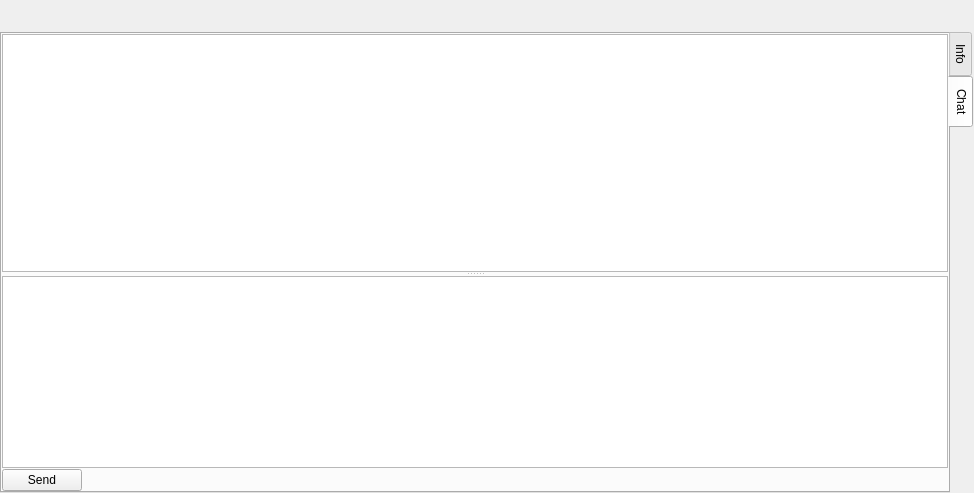
Old version of the form AddressBook/ContactView.ui in the repository InvictusInnovations/keyhotee.
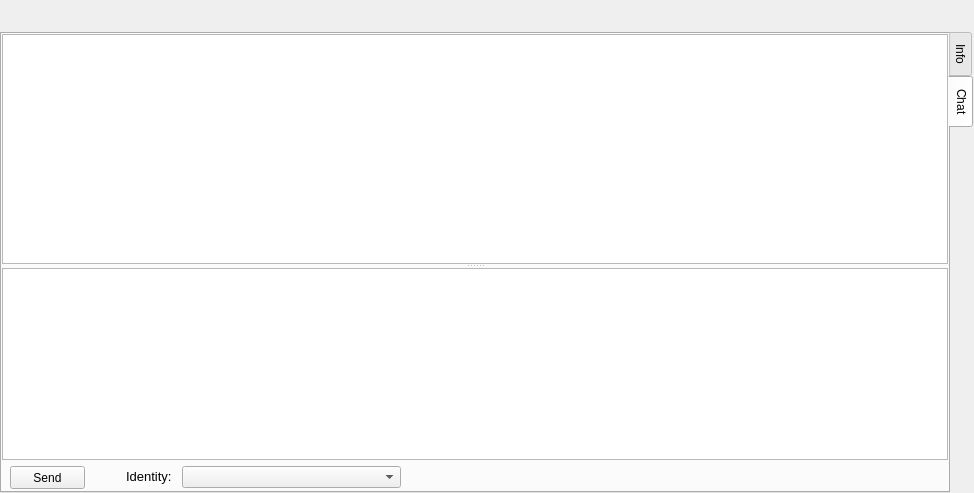
New version of the form. The open tabs and pages were chosen to show the change. Icons and pictures are not drawn. Custom widgets are drawn as their Qt base class.

Commit message: Fixed: Lack of choice of identity during the sending the chat message #332

```diff
--- a/AddressBook/ContactView.ui
+++ b/AddressBook/ContactView.ui
@@ -671,23 +671,6 @@
        <property name="spacing">
         <number>0</number>
        </property>
-       <item row="1" column="0">
-        <widget class="QPushButton" name="sendButton">
-         <property name="sizePolicy">
-          <sizepolicy hsizetype="Fixed" vsizetype="Fixed">
-           <horstretch>0</horstretch>
-           <verstretch>0</verstretch>
-          </sizepolicy>
-         </property>
-         <property name="toolTip">
-          <string>Allows to send message
-Enter</string>
-         </property>
-         <property name="text">
-          <string>Send</string>
-         </property>
-        </widget>
-       </item>
        <item row="0" column="0">
         <widget class="QWidget" name="widget" native="true">
          <property name="sizePolicy">
@@ -731,6 +714,85 @@
             <widget class="QPlainTextEdit" name="chat_input"/>
            </widget>
           </item>
+          <item row="1" column="0">
+           <widget class="QWidget" name="widget_3" native="true">
+            <property name="minimumSize">
+             <size>
+              <width>0</width>
+              <height>30</height>
+             </size>
+            </property>
+            <widget class="QPushButton" name="sendButton">
+             <property name="enabled">
+              <bool>true</bool>
+             </property>
+             <property name="geometry">
+              <rect>
+               <x>8</x>
+               <y>6</y>
+               <width>75</width>
+               <height>23</height>
+              </rect>
+             </property>
+             <property name="sizePolicy">
+              <sizepolicy hsizetype="Fixed" vsizetype="Fixed">
+               <horstretch>0</horstretch>
+               <verstretch>0</verstretch>
+              </sizepolicy>
+             </property>
+             <property name="toolTip">
+              <string>Allows to send message
+Enter</string>
+             </property>
+             <property name="text">
+              <string>Send</string>
+             </property>
+            </widget>
+            <widget class="QComboBox" name="currentIdentity">
+             <property name="geometry">
+              <rect>
+               <x>180</x>
+               <y>6</y>
+               <width>219</width>
+               <height>22</height>
+              </rect>
+             </property>
+             <property name="sizePolicy">
+              <sizepolicy hsizetype="Fixed" vsizetype="Fixed">
+               <horstretch>0</horstretch>
+               <verstretch>0</verstretch>
+              </sizepolicy>
+             </property>
+             <property name="minimumSize">
+              <size>
+               <width>200</width>
+               <height>0</height>
+              </size>
+             </property>
+             <property name="toolTip">
+              <string>Allows to select the identity of which will be sent message</string>
+             </property>
+            </widget>
+            <widget class="QLabel" name="labelIdentity">
+             <property name="geometry">
+              <rect>
+               <x>124</x>
+               <y>8</y>
+               <width>54</width>
+               <height>17</height>
+              </rect>
+             </property>
+             <property name="font">
+              <font>
+               <pointsize>10</pointsize>
+              </font>
+             </property>
+             <property name="text">
+              <string>Identity:</string>
+             </property>
+            </widget>
+           </widget>
+          </item>
          </layout>
         </widget>
        </item>
```
Left out of the diff: 2 changed lines with no effect on the pictures. The commit also changes 2 other files.
